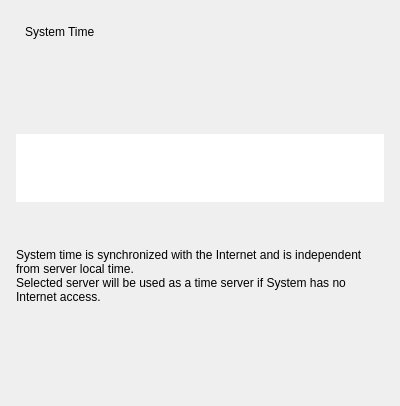
First picture: the form in client/libclient/src/ui/widgets/system_settings/time_server_selection_widget.ui, repository networkoptix/nx_open, before the edit.
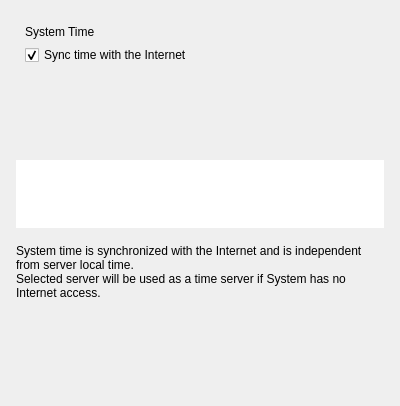
Second picture: the form after the edit. Custom widgets are drawn as their Qt base class.

Commit message:
VMS-5864 - Add checkbox "sync time with internet"  to time synchronization tab, System Administration
<==== Mercurial data ====>
Branch: master

```diff
--- a/client/libclient/src/ui/widgets/system_settings/time_server_selection_widget.ui
+++ b/client/libclient/src/ui/widgets/system_settings/time_server_selection_widget.ui
@@ -39,6 +39,22 @@
         </property>
        </widget>
       </item>
+      <item>
+       <widget class="QCheckBox" name="syncWithInternetCheckBox">
+        <property name="sizePolicy">
+         <sizepolicy hsizetype="Fixed" vsizetype="Fixed">
+          <horstretch>0</horstretch>
+          <verstretch>0</verstretch>
+         </sizepolicy>
+        </property>
+        <property name="text">
+         <string>Sync time with the Internet</string>
+        </property>
+        <property name="checked">
+         <bool>true</bool>
+        </property>
+       </widget>
+      </item>
       <item>
        <widget class="QStackedWidget" name="stackedWidget">
         <property name="sizePolicy">
@@ -158,13 +174,6 @@
      </attribute>
     </widget>
    </item>
-   <item>
-    <widget class="QLabel" name="timeSourceLabel">
-     <property name="text">
-      <string/>
-     </property>
-    </widget>
-   </item>
    <item>
     <widget class="QLabel" name="descriptionLabel">
      <property name="text">
```
The commit also changes 3 other files.
